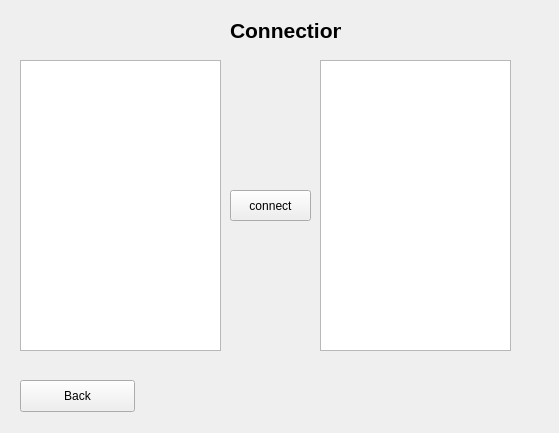
Old version of the form connection.ui in the repository AndriM/Vika3.
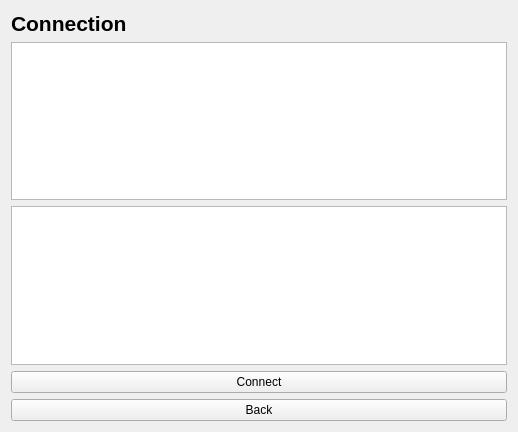
New version of the form.

```diff
--- a/connection.ui
+++ b/connection.ui
@@ -6,32 +6,16 @@
    <rect>
     <x>0</x>
     <y>0</y>
-    <width>559</width>
-    <height>433</height>
+    <width>518</width>
+    <height>432</height>
    </rect>
   </property>
   <property name="windowTitle">
    <string>Form</string>
   </property>
-  <widget class="QTableWidget" name="comptable">
-   <property name="geometry">
-    <rect>
-     <x>20</x>
-     <y>60</y>
-     <width>201</width>
-     <height>291</height>
-    </rect>
-   </property>
-  </widget>
-  <widget class="QLabel" name="label">
-   <property name="geometry">
-    <rect>
-     <x>230</x>
-     <y>20</y>
-     <width>111</width>
-     <height>20</height>
-    </rect>
-   </property>
+  <layout class="QVBoxLayout" name="verticalLayout">
+   <item>
+    <widget class="QLabel" name="connectionLabel">
    <property name="font">
     <font>
      <pointsize>16</pointsize>
@@ -43,42 +27,28 @@
     <string>Connection</string>
    </property>
   </widget>
-  <widget class="QTableWidget" name="scientiststable">
-   <property name="geometry">
-    <rect>
-     <x>320</x>
-     <y>60</y>
-     <width>191</width>
-     <height>291</height>
-    </rect>
-   </property>
-  </widget>
-  <widget class="QPushButton" name="pushButton">
-   <property name="geometry">
-    <rect>
-     <x>230</x>
-     <y>190</y>
-     <width>81</width>
-     <height>31</height>
-    </rect>
-   </property>
+   </item>
+   <item>
+    <widget class="QTableWidget" name="scientiststable"/>
+   </item>
+   <item>
+    <widget class="QTableWidget" name="comptable"/>
+   </item>
+   <item>
+    <widget class="QPushButton" name="connectButton">
    <property name="text">
-    <string>connect</string>
-   </property>
-  </widget>
-  <widget class="QPushButton" name="pushButton_2">
-   <property name="geometry">
-    <rect>
-     <x>20</x>
-     <y>380</y>
-     <width>115</width>
-     <height>32</height>
-    </rect>
-   </property>
+      <string>Connect</string>
+     </property>
+    </widget>
+   </item>
+   <item>
+    <widget class="QPushButton" name="backButton">
    <property name="text">
     <string>Back</string>
    </property>
   </widget>
+   </item>
+  </layout>
  </widget>
  <resources/>
  <connections/>
```
Lines whose indentation alone changed are shown as unchanged.
